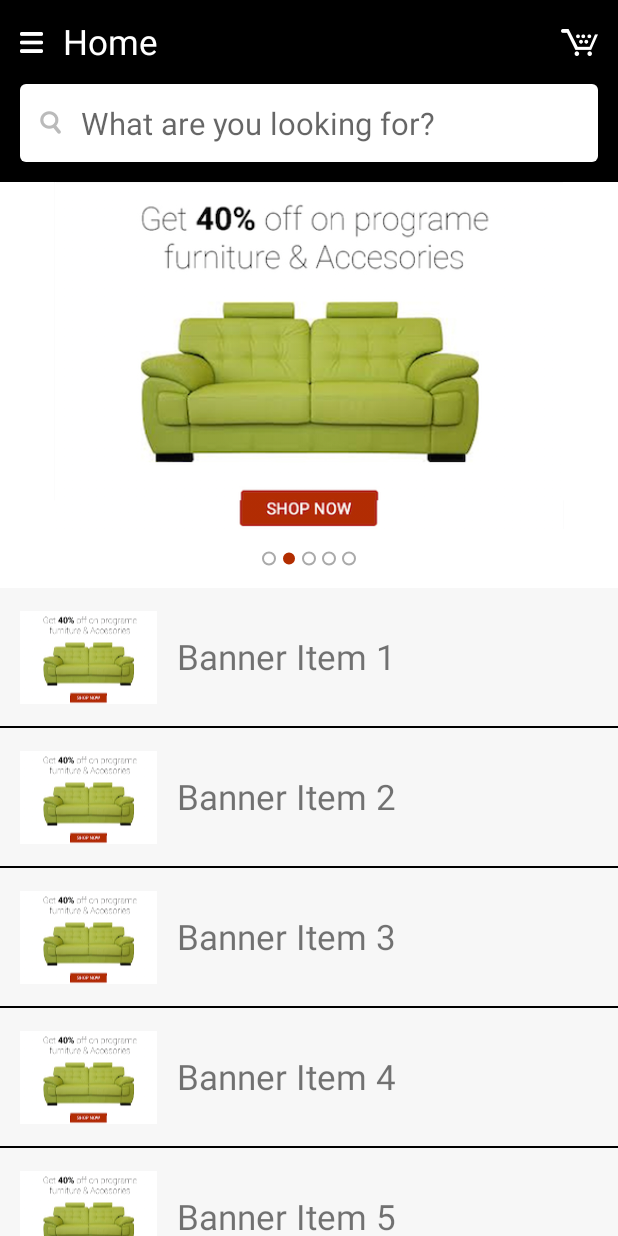
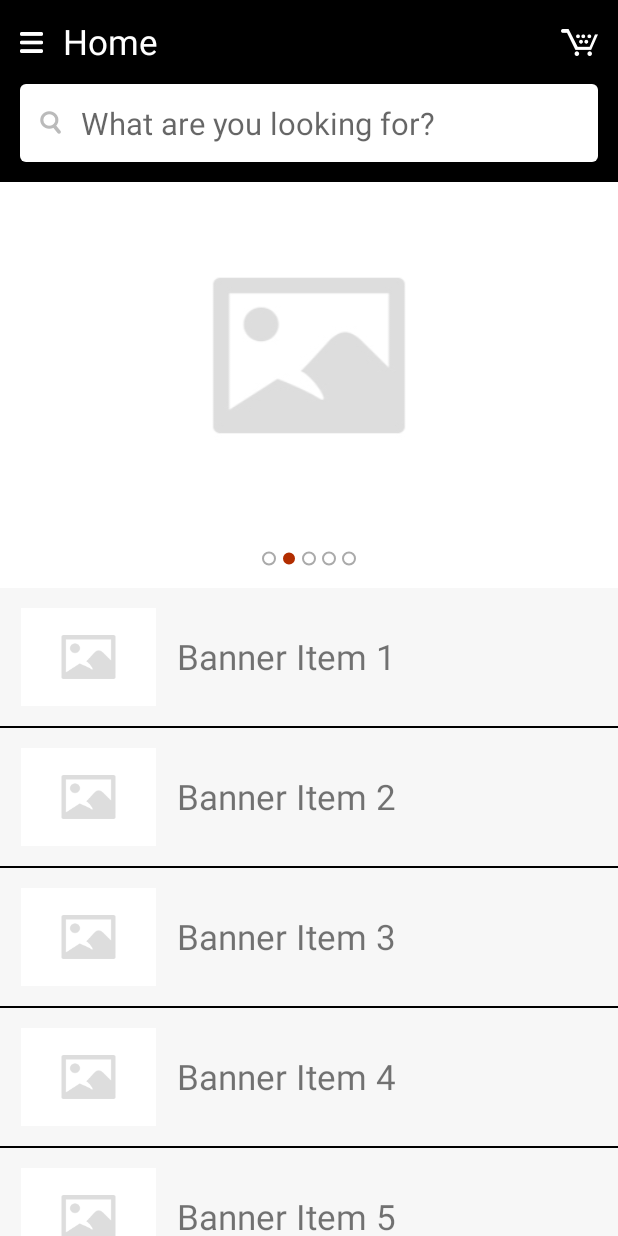
Before and after one commit to chetan1011/SyncDemo, an Android app: the screen it shows after launch (HomeActivity), on a phone screen of 412 x 824 dp. Run offline under Robolectric (Android 15) with nearby library versions, the light colour scheme and no system bars; our stand-ins replace CircleImageView, sdp/ssp sizes; pictures from the network do not load.

Commit message:
Minor fixes

```diff
--- a/app/src/main/java/com/indianic/adapter/HomeBannerPagerAdapter.java
+++ b/app/src/main/java/com/indianic/adapter/HomeBannerPagerAdapter.java
@@ -54,12 +54,12 @@ public class HomeBannerPagerAdapter extends PagerAdapter implements View.OnClick
         final View itemView = LayoutInflater.from(context).inflate(R.layout.row_home_banner, container, false);
         final ImageView imageView = itemView.findViewById(R.id.row_home_banner_ivOffer);
 
-        ImageLoader.loadImage(context, imageView, R.drawable.dummy_banner_image, R.drawable.placeholder_banner);
+        ImageLoader.loadImage(context, imageView, R.drawable.placeholder_banner, R.drawable.placeholder_banner);
 
         container.addView(itemView);
 
-        imageView.setTag(position);
-        imageView.setOnClickListener(this);
+        itemView.setTag(position);
+        itemView.setOnClickListener(this);
 
         return itemView;
     }
--- a/app/src/main/java/com/indianic/adapter/ItemsAdapter.java
+++ b/app/src/main/java/com/indianic/adapter/ItemsAdapter.java
@@ -62,7 +62,7 @@ public class ItemsAdapter extends RecyclerView.Adapter<ItemsAdapter.ItemHolder>
 
         void bind(final BannerModel model) {
             tvTitle.setText(model.getTitle());
-            ImageLoader.loadImage(context, ivOffer, R.drawable.dummy_banner_image, R.drawable.placeholder_banner);
+            ImageLoader.loadImage(context, ivOffer, R.drawable.placeholder_banner, R.drawable.placeholder_banner);
             itemView.setOnClickListener(this);
         }
 
--- a/app/src/main/java/com/indianic/util/Preference.java
+++ b/app/src/main/java/com/indianic/util/Preference.java
@@ -20,7 +20,7 @@ public class Preference {
      */
     private final String PREFERENCE_USER_ID = "USER_ID";
     public final String PREFERENCE_USER_IS_LOGIN = "USER_IS_LOGIN";
-    public static final String PREFERENCE_LANG_ID = "PREFERENCE_LANG_ID";
+    public static final String PREFERENCE_LANG_ID = "LANG_ID";
 
 
     private SharedPreferences sharedPreferences;
--- a/app/src/main/java/com/indianic/util/Utils.java
+++ b/app/src/main/java/com/indianic/util/Utils.java
@@ -294,7 +294,7 @@ public class Utils {
      * @param mActivity object required for get package manager
      * @return true if camera is available otherwise false
      */
-    public boolean isCamera(Activity mActivity) {
+    public static boolean isCamera(Activity mActivity) {
         if (mActivity != null && !mActivity.isFinishing()) {
             PackageManager packageManager = mActivity.getPackageManager();
 
--- a/app/src/main/java/com/indianic/util/imageloader/ImageLoader.java
+++ b/app/src/main/java/com/indianic/util/imageloader/ImageLoader.java
@@ -46,7 +46,7 @@ public class ImageLoader {
      * @param imageView imageView into set image
      */
 
-    public void getGlideRounded(final Context context, final String uri, final CircleImageView imageView) {
+    public static void getGlideRounded(final Context context, final String uri, final CircleImageView imageView) {
         Glide.with(context).asBitmap().load(uri).into(new SimpleTarget<Bitmap>() {
             @Override
             public void onResourceReady(Bitmap bitmap, Transition<? super Bitmap> transition) {
--- a/app/src/main/java/com/indianic/webservice/retrofit/WSConstants.java
+++ b/app/src/main/java/com/indianic/webservice/retrofit/WSConstants.java
@@ -21,7 +21,7 @@ public class WSConstants {
     /**
      * Webservice parameters
      */
-    public static final String WS_PARAM_USERS_ID = "users_id";
+    static final String WS_PARAM_USERS_ID = "users_id";
     static final String WS_PARAM_IS_FILE = "is_file";
     static final String WS_PARAM_EMAIL = "email";
     static final String WS_PARAM_PASSWORD = "password";
@@ -30,7 +30,7 @@ public class WSConstants {
     static final String WS_PARAM_PHONE_NUMBER = "phone_number";
     static final String WS_PARAM_SALUTATION = "salutation";
 
-    public static final String WS_PARAM_PROFILE_IMAGE = "profile_image";
+    static final String WS_PARAM_PROFILE_IMAGE = "profile_image";
 
     public static final String WS_STATUS_SUCCESS = "1";
     public static final String WS_STATUS_FAIL = "0";
--- a/app/src/main/res/drawable/drawable_bg_page_indicator_selector.xml
+++ b/app/src/main/res/drawable/drawable_bg_page_indicator_selector.xml
@@ -1,7 +1,7 @@
 <?xml version="1.0" encoding="utf-8"?>
 <selector xmlns:android="http://schemas.android.com/apk/res/android">
 
-    <item android:drawable="@drawable/ic_page_indicator_selected" android:state_selected="true" />
+    <item android:drawable="@drawable/drawable_ic_page_indicator_selected" android:state_selected="true" />
 
-    <item android:drawable="@drawable/ic_page_indicator" />
+    <item android:drawable="@drawable/drawable_ic_page_indicator" />
 </selector>
```
Also changed, not shown: app/src/main/java/com/indianic/dialog/DisplayDialog.java (+5 -5 lines), app/src/main/java/com/indianic/fragment/BaseFragment.java (+4 -5 lines), app/src/main/res/drawable/ic_arrow_back_black.xml (added, +9 -0 lines), app/src/main/res/layout/dialog_custom_common.xml (renamed from app/src/main/res/layout/custom_common_dialog.xml, +6 -6 lines), app/src/main/res/drawable-xxhdpi/dummy_banner_image.png (deleted), app/src/main/res/drawable/drawable_ic_page_indicator.xml (renamed from app/src/main/res/drawable/ic_page_indicator.xml), app/src/main/res/drawable/drawable_ic_page_indicator_selected.xml (renamed from app/src/main/res/drawable/ic_page_indicator_selected.xml).
